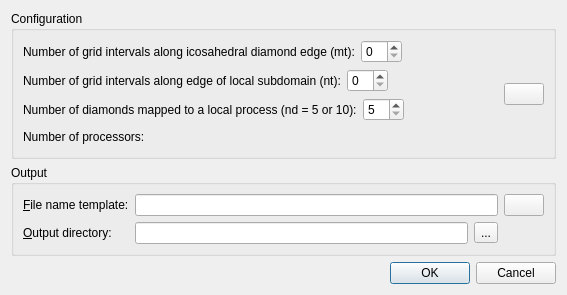
First picture: the form in src/qt-widgets/GenerateVelocityDomainTerraDialogUi.ui, repository GPlates/GPlates, before the edit.
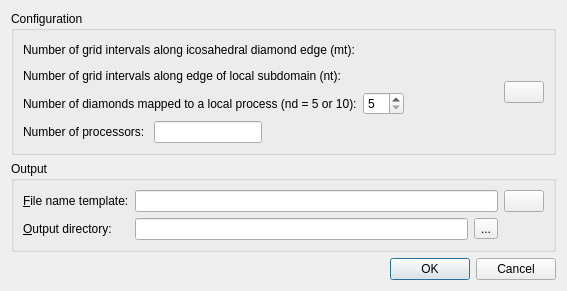
Second picture: the form after the edit. Icons and pictures are not drawn.

Commit message: (trunk) Finished implementing Terra velocity domain generator dialog.

Patch:
```diff
--- a/src/qt-widgets/GenerateVelocityDomainTerraDialogUi.ui
+++ b/src/qt-widgets/GenerateVelocityDomainTerraDialogUi.ui
@@ -13,7 +13,7 @@
     <x>0</x>
     <y>0</y>
     <width>567</width>
-    <height>276</height>
+    <height>289</height>
    </rect>
   </property>
   <property name="windowTitle">
@@ -45,7 +45,7 @@
            </widget>
           </item>
           <item>
-           <widget class="QSpinBox" name="mt_spinbox"/>
+           <widget class="QWidget" name="mt_spinbox_placeholder" native="true"/>
           </item>
           <item>
            <spacer name="horizontalSpacer">
@@ -75,7 +75,7 @@
            </widget>
           </item>
           <item>
-           <widget class="QSpinBox" name="nt_spinbox"/>
+           <widget class="QWidget" name="nt_spinbox_placeholder" native="true"/>
           </item>
           <item>
            <spacer name="horizontalSpacer_2">
@@ -144,6 +144,19 @@
             </property>
            </widget>
           </item>
+          <item>
+           <widget class="QLineEdit" name="num_processors_line_edit">
+            <property name="sizePolicy">
+             <sizepolicy hsizetype="Preferred" vsizetype="Fixed">
+              <horstretch>0</horstretch>
+              <verstretch>0</verstretch>
+             </sizepolicy>
+            </property>
+            <property name="readOnly">
+             <bool>true</bool>
+            </property>
+           </widget>
+          </item>
           <item>
            <spacer name="horizontalSpacer_4">
             <property name="orientation">
```
Left out of the diff: 6 changed lines with no effect on the pictures. The commit also changes 10 other files.
